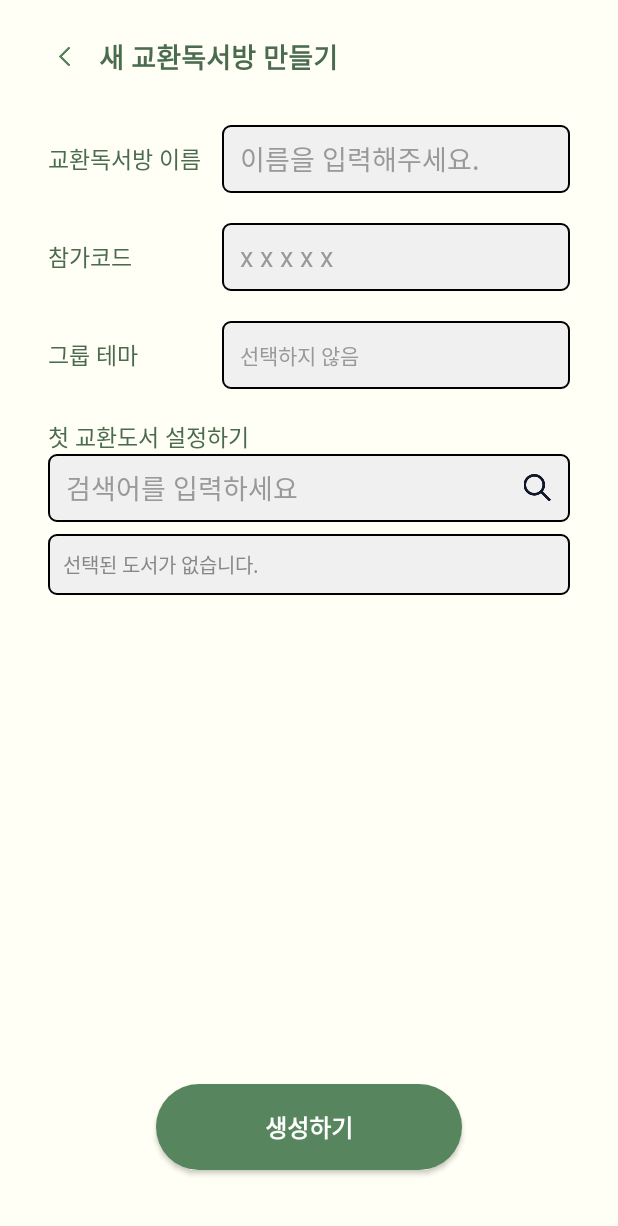
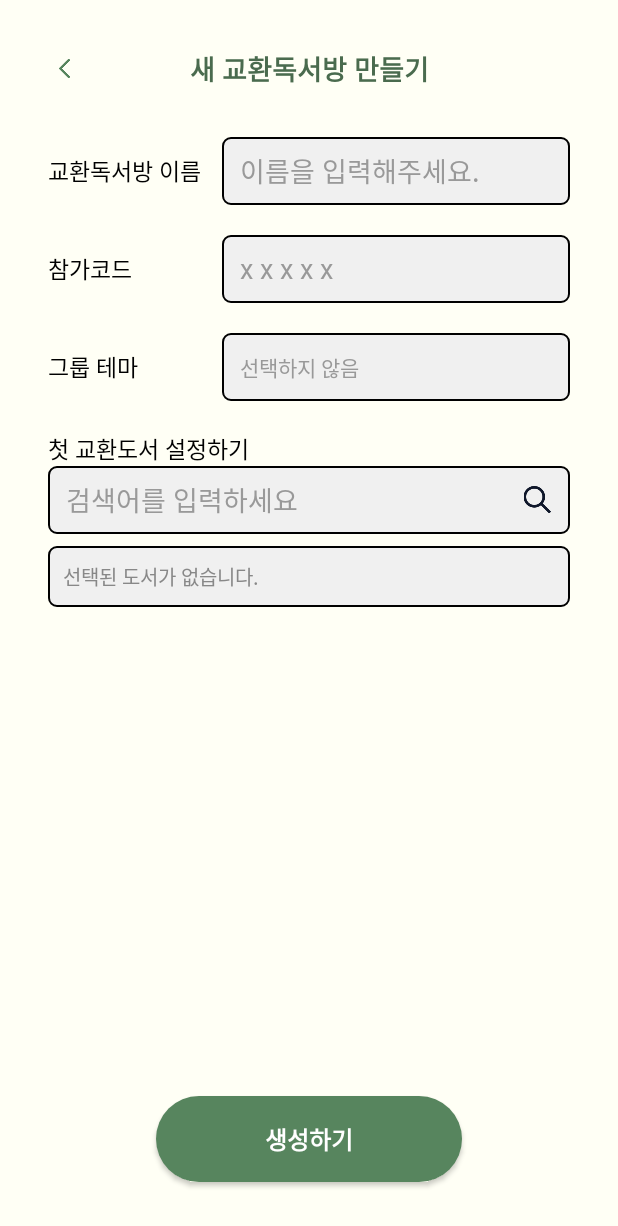
Before and after one commit to OneDayOnePage-SSWU2025/FE, an Android app: the MakeGroupActivity screen opened directly, with no data from a screen before it, on a phone screen of 412 x 824 dp. Shown: the top 1226 px of the screen. Run offline under Robolectric (Android 15) with nearby library versions, the light colour scheme and no system bars.

Commit message:
[Refact] 헤더 중앙정렬, color 적용

```diff
--- a/app/src/main/res/layout/group_makegroup.xml
+++ b/app/src/main/res/layout/group_makegroup.xml
@@ -10,8 +10,9 @@
     <LinearLayout
         android:layout_width="match_parent"
         android:layout_height="wrap_content"
+        android:orientation="horizontal"
         android:gravity="center_vertical"
-        android:orientation="horizontal">
+        android:paddingTop="8dp">
 
         <ImageButton
             android:id="@+id/backButton"
@@ -23,16 +24,20 @@
             android:scaleType="centerInside"
             android:src="@drawable/ic_arrow_back" />
 
-
         <TextView
             android:id="@+id/title"
-            android:layout_width="wrap_content"
+            android:layout_width="0dp"
             android:layout_height="wrap_content"
-            android:layout_marginStart="12dp"
+            android:layout_weight="1"
+            android:gravity="center"
             android:text="새 교환독서방 만들기"
             android:textColor="#4A6B4E"
             android:textSize="18sp"
             android:textStyle="bold" />
+
+        <View
+            android:layout_width="22dp"
+            android:layout_height="22dp" />
     </LinearLayout>
 
     <LinearLayout
@@ -47,7 +52,7 @@
             android:layout_height="wrap_content"
             android:layout_weight="1"
             android:text="교환독서방 이름"
-            android:textColor="#4A6B4E"
+            android:textColor="@color/black"
             android:textSize="15sp" />
 
         <EditText
@@ -74,7 +79,7 @@
             android:layout_height="wrap_content"
             android:layout_weight="1"
             android:text="참가코드"
-            android:textColor="#4A6B4E"
+            android:textColor="@color/black"
             android:textSize="15sp" />
 
         <EditText
@@ -101,7 +106,7 @@
             android:layout_height="wrap_content"
             android:layout_weight="1"
             android:text="그룹 테마"
-            android:textColor="#4A6B4E"
+            android:textColor="@color/black"
             android:textSize="15sp" />
 
         <LinearLayout
@@ -137,7 +142,7 @@
         android:layout_height="wrap_content"
         android:layout_marginTop="20dp"
         android:text="첫 교환도서 설정하기"
-        android:textColor="#4A6B4E"
+        android:textColor="@color/black"
         android:textSize="15sp" />
 
     <LinearLayout
```
Also changed, not shown: app/src/main/res/layout/group_joingroup.xml (+12 -8 lines).
